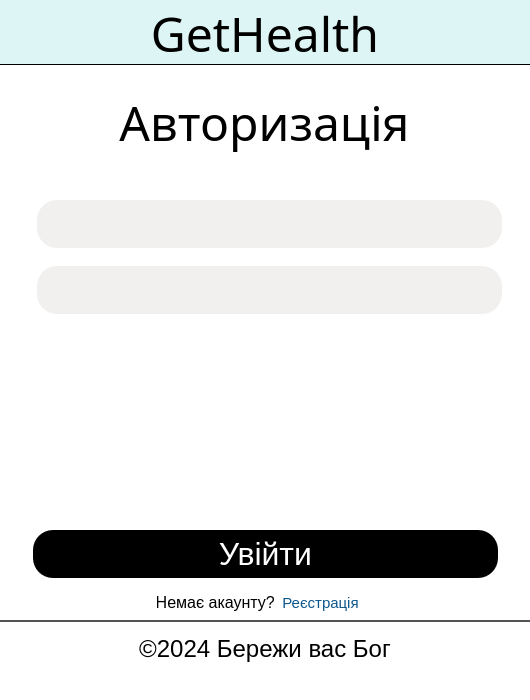
sopkodioni/gethealth, file mainwindow.ui: the form before one commit.
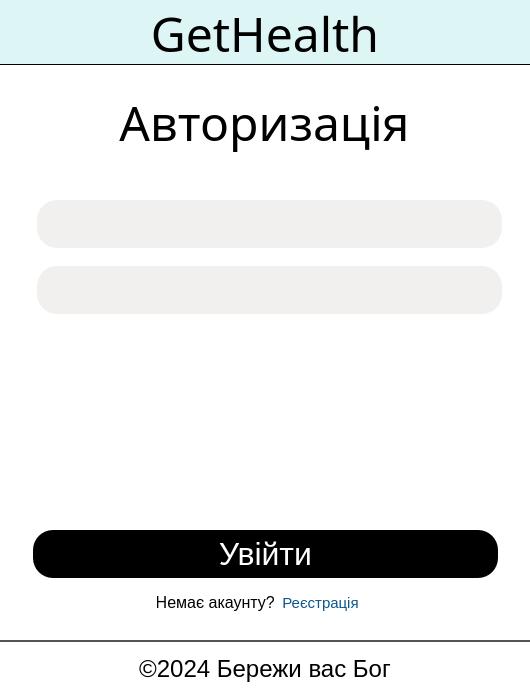
The form after the commit.

Commit message: made functionality for the login page (without using a json file for now), fixed a bug with the transition to the registration page, removed the menuBar on the registration page

What changed in the file:
```diff
--- a/mainwindow.ui
+++ b/mainwindow.ui
@@ -271,7 +271,7 @@
     <property name="geometry">
      <rect>
       <x>0</x>
-      <y>620</y>
+      <y>640</y>
       <width>530</width>
       <height>56</height>
      </rect>
```
Left out of the diff: 10 changed lines with no effect on the pictures.
